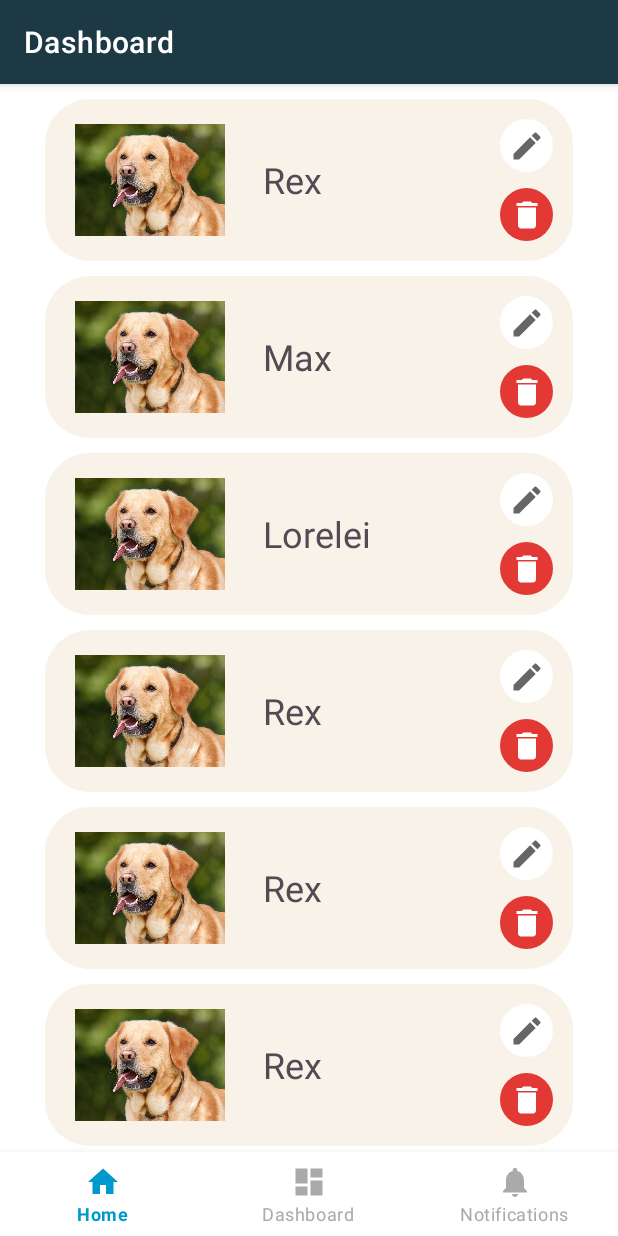
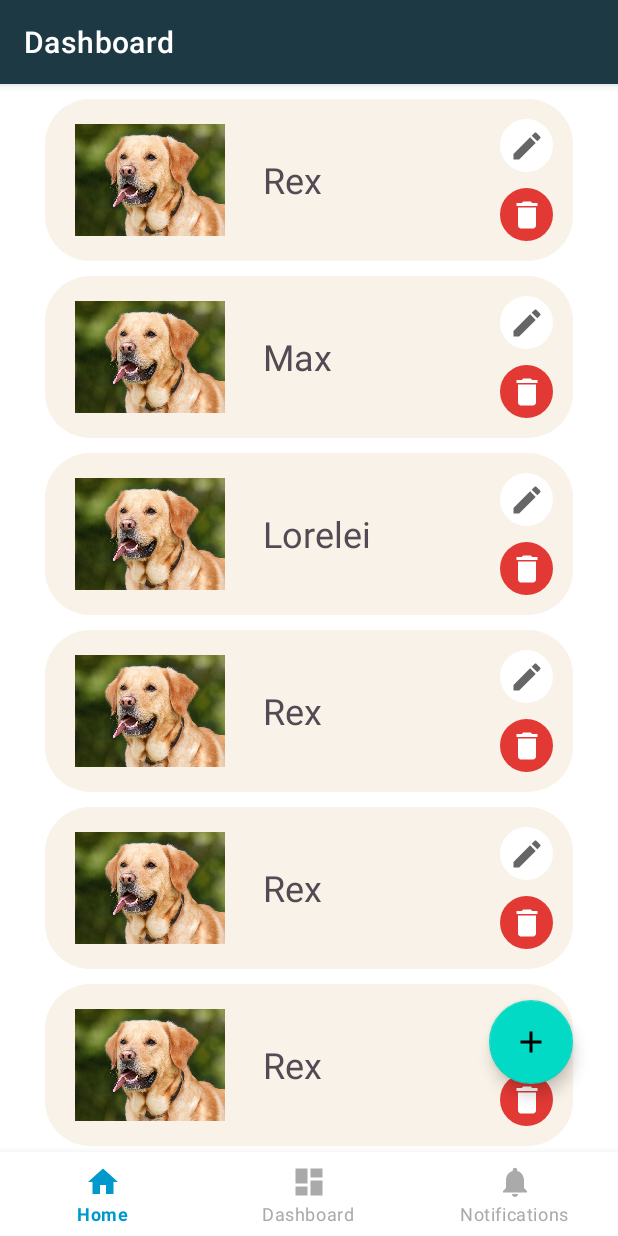
Before and after one commit to andreeabuzuriu11/DogApp, an Android app: the DashboardFragment screen opened through its navigation route, after a tap on "Rex", on a phone screen of 412 x 824 dp. Run offline under Robolectric (Android 15) with nearby library versions, the phone set to English and light mode, and no system bars; our stand-ins replace data binding, navigation-ui.

Commit message:
Added FloatingActionButton to Dashboard, for using it when adding a new Dog Obj

```diff
--- a/app/src/main/java/com/buzuriu/dogapp/views/main/ui/dashboard/DashboardViewModel.kt
+++ b/app/src/main/java/com/buzuriu/dogapp/views/main/ui/dashboard/DashboardViewModel.kt
@@ -26,6 +26,10 @@ class DashboardViewModel : BaseViewModel() {
     {
 
     }
+    fun addDog()
+    {
+        //TODO add dog
+    }
 
 
 }
--- /dev/null
+++ b/app/src/main/res/drawable/ic_baseline_add_24.xml
@@ -0,0 +1,10 @@
+<vector xmlns:android="http://schemas.android.com/apk/res/android"
+    android:width="24dp"
+    android:height="24dp"
+    android:viewportWidth="24"
+    android:viewportHeight="24"
+    android:tint="?attr/colorControlNormal">
+  <path
+      android:fillColor="@android:color/white"
+      android:pathData="M19,13h-6v6h-2v-6H5v-2h6V5h2v6h6v2z"/>
+</vector>
--- a/app/src/main/res/layout/fragment_dashboard.xml
+++ b/app/src/main/res/layout/fragment_dashboard.xml
@@ -18,6 +18,17 @@
             android:layout_width="match_parent"
             android:layout_height="wrap_content" />
 
+        <com.google.android.material.floatingactionbutton.FloatingActionButton
+            android:layout_width="wrap_content"
+            android:layout_height="wrap_content"
+            android:layout_alignParentEnd="true"
+            android:layout_alignParentBottom="true"
+            android:layout_marginEnd="@dimen/activity_horizontal_margin"
+            android:layout_marginBottom="@dimen/activity_vertical_margin"
+            android:onClick="@{()->viewModel.addDog()}"
+            android:src="@drawable/ic_baseline_add_24"
+            android:tint="@color/white" />
+
     </RelativeLayout>
 
 </layout>
```
